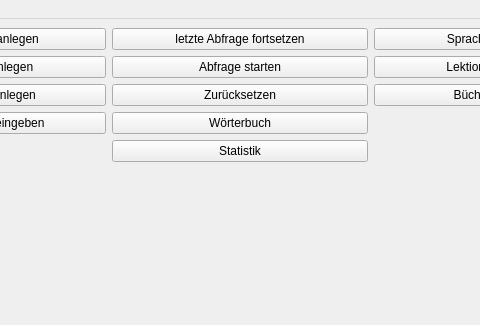
The window that UIs/MainWindow.ui (JPaehr/VokabelTrainer) describes before a commit, drawn with Qt 5; both pictures show x 160 to 640 and y 0 to 325 of the 800 by 600 pixel window.
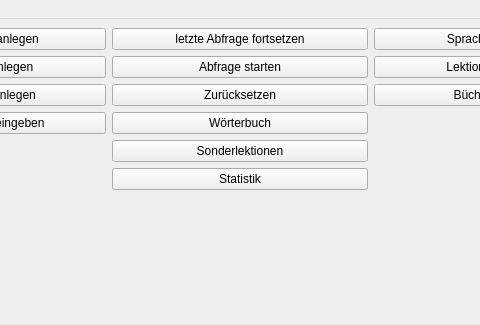
The same window after the commit.

Commit message: changed behaviour of sondervokabeln in dictionary + created own Window for them

```diff
--- a/UIs/MainWindow.ui
+++ b/UIs/MainWindow.ui
@@ -82,6 +82,13 @@
           </property>
          </widget>
         </item>
+        <item>
+         <widget class="QPushButton" name="pbSonderlektion">
+          <property name="text">
+           <string>Sonderlektionen</string>
+          </property>
+         </widget>
+        </item>
         <item>
          <widget class="QPushButton" name="btnStatistik">
           <property name="text">
```
The commit also changes 6 other files.
